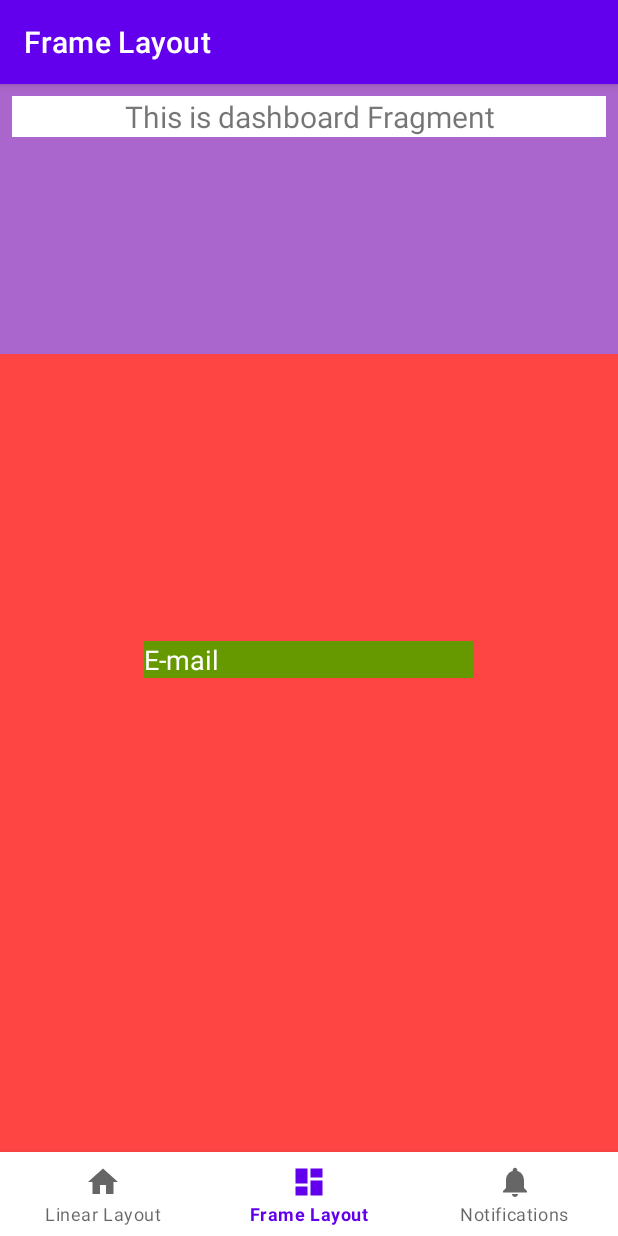
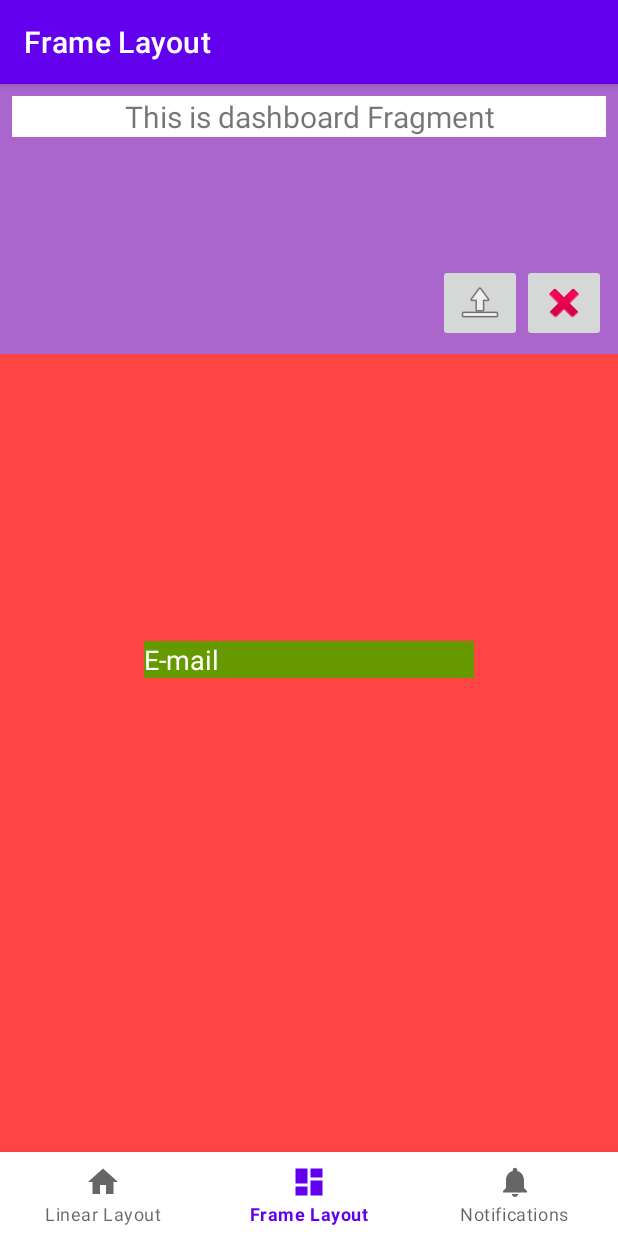
Before and after one commit to UR13L96/AndroidLayouts, an Android app: the DashboardFragment screen opened through its navigation route, on a phone screen of 412 x 824 dp. Run offline under Robolectric (Android 15) with nearby library versions, the phone set to English and light mode, and no system bars; our stand-ins replace navigation-ui.

Commit message:
Added frame layout challenge for two buttons

```diff
--- a/app/src/main/res/layout/fragment_frame_layout.xml
+++ b/app/src/main/res/layout/fragment_frame_layout.xml
@@ -31,4 +31,20 @@
         android:textColor="@color/white"
         android:text="E-mail"
         android:layout_gravity="center"/>
+
+    <ImageButton
+        android:layout_width="wrap_content"
+        android:layout_height="wrap_content"
+        android:src="@android:drawable/ic_delete"
+        android:layout_gravity="end"
+        android:layout_marginTop="120dp"
+        android:layout_marginEnd="8dp"/>
+
+    <ImageButton
+        android:layout_width="wrap_content"
+        android:layout_height="wrap_content"
+        android:src="@android:drawable/ic_menu_upload"
+        android:layout_gravity="end"
+        android:layout_marginTop="120dp"
+        android:layout_marginEnd="64dp"/>
 </FrameLayout>
```
